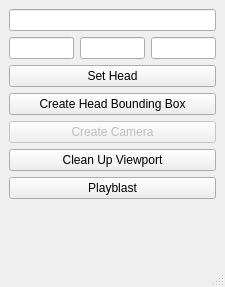
Old version of the form view.ui in the repository oventd/AutoFaceRigAI.
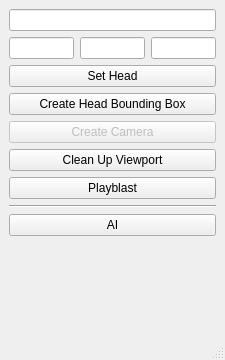
New version of the form.

Diff of the .ui file:
```diff
--- a/view.ui
+++ b/view.ui
@@ -7,7 +7,7 @@
     <x>0</x>
     <y>0</y>
     <width>225</width>
-    <height>287</height>
+    <height>360</height>
    </rect>
   </property>
   <property name="windowTitle">
@@ -85,6 +85,20 @@
       </property>
      </widget>
     </item>
+    <item>
+     <widget class="Line" name="line">
+      <property name="orientation">
+       <enum>Qt::Orientation::Horizontal</enum>
+      </property>
+     </widget>
+    </item>
+    <item>
+     <widget class="QPushButton" name="ai_button">
+      <property name="text">
+       <string>AI</string>
+      </property>
+     </widget>
+    </item>
     <item>
      <spacer name="verticalSpacer">
       <property name="orientation">
```
